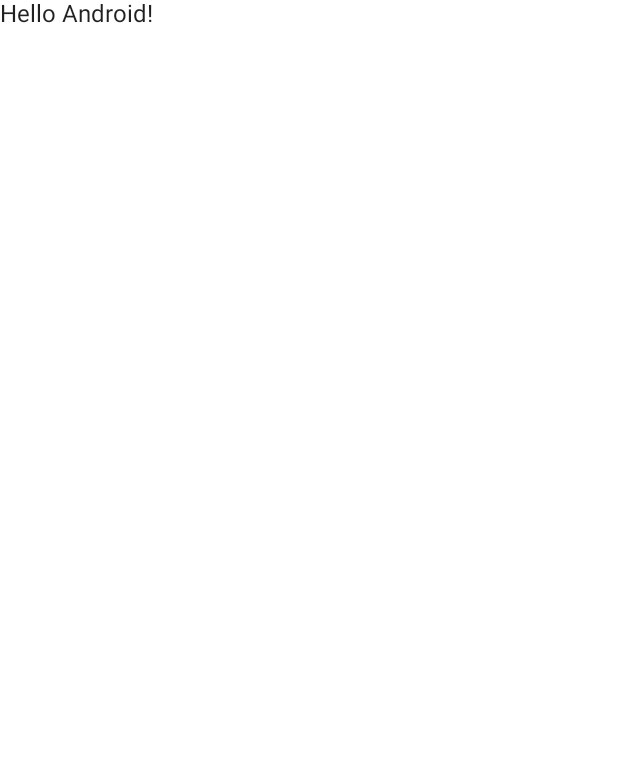
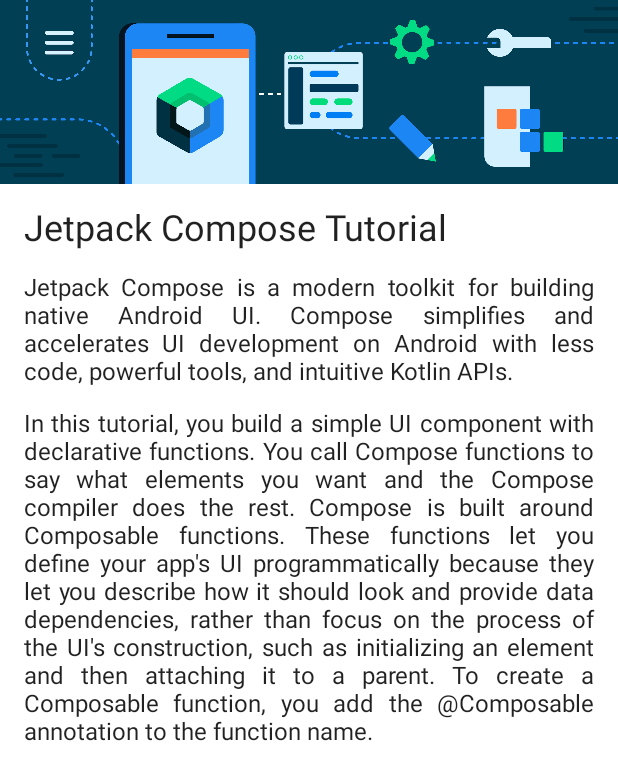
Before and after one commit to ji-dawn/Android-Kotlin-Study, an Android app built with Jetpack Compose: the TextManagerActivity screen opened directly, with no data from a screen before it, on a phone screen of 412 x 824 dp. Before the commit the part shown is almost empty. Shown: the top 780 px of the screen. Run offline under Robolectric (Android 15) with nearby library versions, the phone set to English and light mode, and no system bars.

Commit message:
study: Basic Composable UI(Image, Text)
- 학습 내용 : ComposeHelpActivity에서 Image, Text에 대한 modifier 등의 학습

Codelab에서 요구하는 Article 형태

```diff
--- /dev/null
+++ b/app/src/main/java/com/example/androidkotlinstudy/ComposeHelpActivity.kt
@@ -0,0 +1,84 @@
+package com.example.androidkotlinstudy
+
+import androidx.compose.foundation.Image
+import android.os.Bundle
+import androidx.activity.ComponentActivity
+import androidx.activity.compose.setContent
+import androidx.compose.foundation.layout.Box
+import androidx.compose.foundation.layout.Column
+import androidx.compose.foundation.layout.fillMaxSize
+import androidx.compose.foundation.layout.padding
+import androidx.compose.material.MaterialTheme
+import androidx.compose.material.Surface
+import androidx.compose.material.Text
+import androidx.compose.runtime.Composable
+import androidx.compose.ui.Modifier
+import androidx.compose.ui.graphics.painter.Painter
+import androidx.compose.ui.res.painterResource
+import androidx.compose.ui.res.stringResource
+import androidx.compose.ui.text.style.TextAlign
+import androidx.compose.ui.tooling.preview.Preview
+import androidx.compose.ui.unit.dp
+import androidx.compose.ui.unit.sp
+import com.example.androidkotlinstudy.ui.theme.AndroidKotlinStudyTheme
+
+class TextManagerActivity : ComponentActivity() {
+  override fun onCreate(savedInstanceState: Bundle?) {
+    super.onCreate(savedInstanceState)
+    setContent {
+      AndroidKotlinStudyTheme {
+        // A surface container using the 'background' color from the theme
+        Surface(color = MaterialTheme.colors.background) {
+          ArticleApp()
+        }
+      }
+    }
+  }
+}
+
+@Composable
+fun Article(
+  image: Painter,
+  headline: String,
+  outline: String,
+  mainText: String,
+) {
+  Column() {
+    Image(painter = image, contentDescription = null)
+    Text(
+      text = headline,
+      fontSize = 24.sp,
+      modifier = Modifier.padding(16.dp)
+    )
+    Text(
+      text = outline,
+      modifier = Modifier.padding(start = 16.dp, end = 16.dp),
+      textAlign = TextAlign.Justify
+    )
+    Text(
+      text = mainText,
+      modifier = Modifier.padding(16.dp),
+      textAlign = TextAlign.Justify
+    )
+  }
+}
+
+@Composable
+fun ArticleApp() {
+  Article(
+    image = painterResource(id = R.drawable.bg_compose_background),
+    headline = stringResource(id = R.string.tutorial_headline),
+    outline = stringResource(id = R.string.tutorial_outline),
+    mainText = stringResource(id = R.string.tutorial_main)
+  )
+}
+
+@Preview(showBackground = true)
+@Composable
+fun DefaultPreview() {
+  AndroidKotlinStudyTheme {
+    Surface {
+      ArticleApp()
+    }
+  }
+}
--- a/app/src/main/java/com/example/androidkotlinstudy/TextManagerActivity.kt
+++ /dev/null
@@ -1,40 +0,0 @@
-package com.example.androidkotlinstudy
-
-import android.os.Bundle
-import androidx.activity.ComponentActivity
-import androidx.activity.compose.setContent
-import androidx.compose.foundation.layout.fillMaxSize
-import androidx.compose.material.MaterialTheme
-import androidx.compose.material.Surface
-import androidx.compose.material.Text
-import androidx.compose.runtime.Composable
-import androidx.compose.ui.Modifier
-import androidx.compose.ui.tooling.preview.Preview
-import com.example.androidkotlinstudy.ui.theme.AndroidKotlinStudyTheme
-
-class TextManagerActivity : ComponentActivity() {
-  override fun onCreate(savedInstanceState: Bundle?) {
-    super.onCreate(savedInstanceState)
-    setContent {
-      AndroidKotlinStudyTheme {
-        // A surface container using the 'background' color from the theme
-        Surface(modifier = Modifier.fillMaxSize(), color = MaterialTheme.colors.background) {
-          Greeting("Android")
-        }
-      }
-    }
-  }
-}
-
-@Composable
-fun Greeting(name: String) {
-  Text(text = "Hello $name!")
-}
-
-@Preview(showBackground = true)
-@Composable
-fun DefaultPreview() {
-  AndroidKotlinStudyTheme {
-    Greeting("Android")
-  }
-}
--- a/app/src/main/res/values/strings.xml
+++ b/app/src/main/res/values/strings.xml
@@ -4,4 +4,8 @@
   <string name="happy_birthday_text">Happy Birthday Sam!</string>
   <string name="signature_text">-from Emma</string>
   <string name="title_activity_text_manager">TextManagerActivity</string>
+  <string name="tutorial_headline">Jetpack Compose Tutorial</string>
+  <string name="tutorial_outline">Jetpack Compose is a modern toolkit for building native Android UI. Compose simplifies and accelerates UI development on Android with less code, powerful tools, and intuitive Kotlin APIs.</string>
+  <string name="tutorial_main">In this tutorial, you build a simple UI component with declarative functions. You call Compose functions to say what elements you want and the Compose compiler does the rest. Compose is built around Composable functions. These functions let you define your app\'s UI programmatically because they let you describe how it should look and provide data dependencies, rather than focus on the process of the UI\'s construction, such as initializing an element and then attaching it to a parent. To create a Composable function, you add the @Composable annotation to the function name.</string>
+  <string name="title_activity_task_manager">TaskManagerActivity</string>
 </resources>
```
Also changed, not shown: app/src/main/res/drawable-nodpi/bg_compose_background.png (added).
